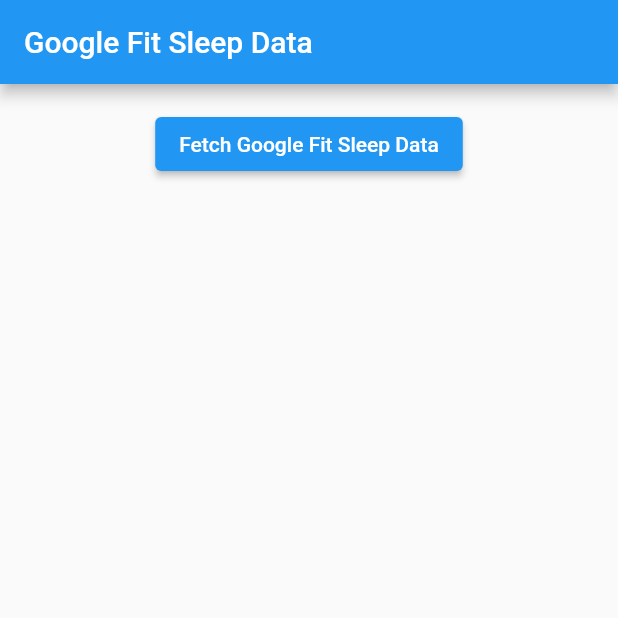
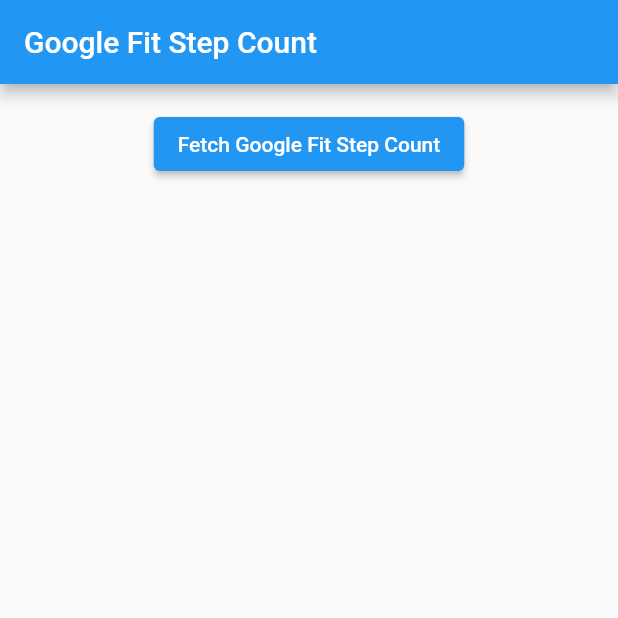
Before and after one commit to tiger3132/DigitalHealthExercise, a Flutter app: the screen it shows after launch, on a phone screen of 412 x 824 dp, the top half of it. Run offline on Flutter 3.47's test engine with Material 2 defaults, Android fonts, the phone set to English and light mode, and no system bars; our stand-ins replace google_sign_in, googleapis_auth; missing offline and left inert: googleapis.

Commit message:
Update main.dart

```diff
--- a/Exercise-2/digital_health/lib/main.dart
+++ b/Exercise-2/digital_health/lib/main.dart
@@ -10,7 +10,7 @@
   @override
   Widget build(BuildContext context) {
     return MaterialApp(
-      title: 'Google Fit Sleep Data',
+      title: 'Google Fit Step Data',
       theme: ThemeData(
         primarySwatch: Colors.blue,
       ),
@@ -25,25 +25,25 @@
 }
 
 class _MyHomePageState extends State<MyHomePage> {
-  List<fitness.Session> sleepSessions = [];
+  List<fitness.DataPoint> stepCounts = [];
 
   @override
   Widget build(BuildContext context) {
     return Scaffold(
       appBar: AppBar(
-        title: Text('Google Fit Sleep Data'),
+        title: Text('Google Fit Step Count'),
       ),
       body: Padding(
         padding: const EdgeInsets.all(16.0),
         child: Column(
           children: <Widget>[
             ElevatedButton(
-              child: Text("Fetch Google Fit Sleep Data"),
+              child: Text("Fetch Google Fit Step Count"),
               onPressed: () async {
-                List<fitness.Session>? fetchedSessions = await authenticateAndFetchData();
+                List<fitness.DataPoint>? fetchedSessions = await authenticateAndFetchData();
                 if (fetchedSessions != null) {
                   setState(() {
-                    sleepSessions = fetchedSessions;
+                    stepCounts = fetchedSessions.reversed.toList();
                   });
                 }
               },
@@ -51,18 +51,23 @@
             SizedBox(height: 20),  // Provides some spacing
             Expanded(
               child: ListView.builder(
-                itemCount: sleepSessions.length,
+                itemCount: stepCounts.length,
                 itemBuilder: (context, index) {
-                  final session = sleepSessions[index];
-                  final startDate = DateTime.fromMillisecondsSinceEpoch(int.parse(session.startTimeMillis!));
-                  final endDate = DateTime.fromMillisecondsSinceEpoch(int.parse(session.endTimeMillis!));
+                  final session = stepCounts[index];
+
+                  var val = session.value?.first.intVal;
+
+                  var start = int.parse(session.startTimeNanos!) ~/ 1000;
+                  var end = int.parse(session.endTimeNanos!) ~/ 1000;
+                  final startDate = DateTime.fromMicrosecondsSinceEpoch(start);
+                  final endDate = DateTime.fromMicrosecondsSinceEpoch(end);
 
                   final formattedStartDate = DateFormat('yyyy-MM-dd HH:mm:ss').format(startDate);
                   final formattedEndDate = DateFormat('yyyy-MM-dd HH:mm:ss').format(endDate);
 
                   return ListTile(
-                    title: Text("Sleep Session"),
-                    subtitle: Text("Sleep Time: $formattedStartDate\nWake-up Time: $formattedEndDate"),
+                    title: Text("Step count from $formattedStartDate to $formattedEndDate"),
+                    subtitle: Text("Step Count: $val"),
                     // Modify as per your requirements
                   );
                 },
```
